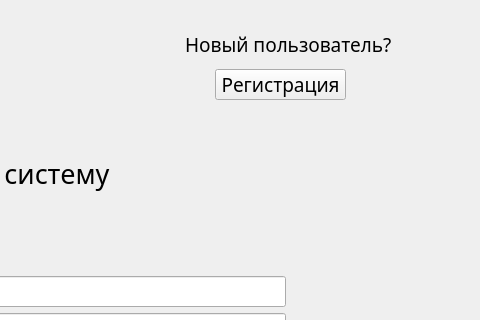
First picture: the form in RegLog.ui, repository TheLastie/FitnessTracker, before the edit; both pictures show x 465 to 945 and y 0 to 320 of the 945 by 648 pixel window.
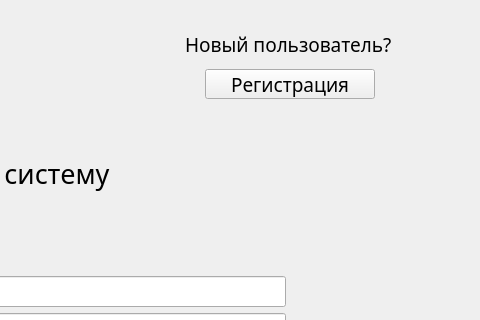
Second picture: the form after the edit. The open tabs and pages were chosen to show the change.

Commit message: the size of the buttons changed, changed the colors in the dark theme

What changed in the file:
```diff
--- a/RegLog.ui
+++ b/RegLog.ui
@@ -236,10 +236,10 @@
     <widget class="QPushButton" name="registrNewButton">
      <property name="geometry">
       <rect>
-       <x>660</x>
+       <x>650</x>
        <y>50</y>
-       <width>131</width>
-       <height>31</height>
+       <width>170</width>
+       <height>30</height>
       </rect>
      </property>
      <property name="font">
```
The commit also changes 2 other files.
